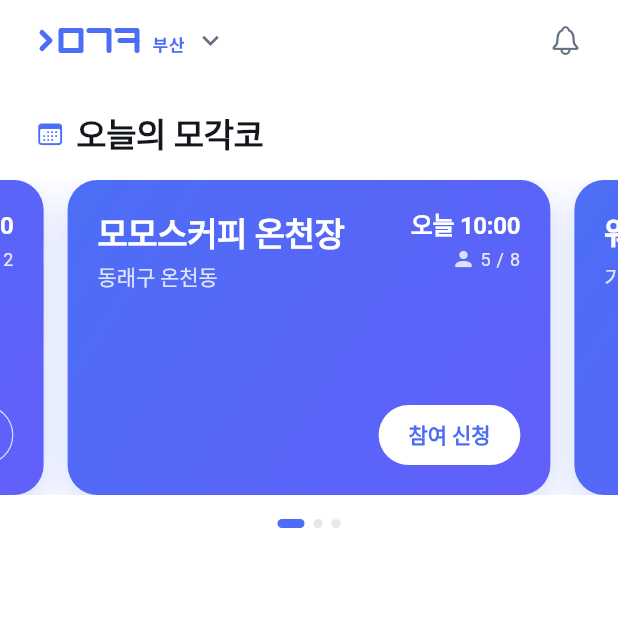
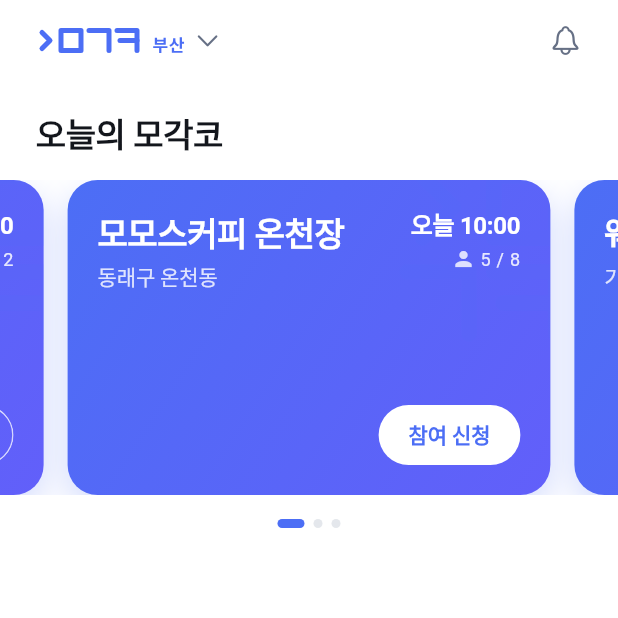
Before and after one commit to mogacko/mogakco-frontend, a Flutter app: the HomeScreen screen opened directly, on a phone screen of 412 x 824 dp, the top half of it. Run offline on Flutter 3.47's test engine with Material 3 defaults, Android fonts, the phone set to English and light mode, and no system bars; our stand-ins replace flutter_riverpod, flutter_svg, go_router; Roboto replaces fonts that are missing (Pretendard).

Commit message:
style: 구획 제목의 아이콘을 걷어내고 chevron 을 SF Symbols 로 통일
- 제목이 이미 무엇인지 말하고 있어 앞에 아이콘을 두면 장식만 늘었다
- chevron 을 CupertinoIcons.chevron_down 으로 바꿔 탭 바·알림과 계열을 맞췄다.
  획이 얇아 크기는 한 단계 줄였다

테스트 115개 통과

```diff
--- a/app/lib/features/home/presentation/home_screen.dart
+++ b/app/lib/features/home/presentation/home_screen.dart
@@ -1,4 +1,3 @@
-import 'package:flutter/cupertino.dart' show CupertinoIcons;
 import 'package:flutter/material.dart';
 import 'package:flutter_riverpod/flutter_riverpod.dart';
 
@@ -65,19 +64,13 @@ class _SectionTitle extends StatelessWidget {
 
   @override
   Widget build(BuildContext context) {
-    final colors = context.colors;
-
+    // 아이콘을 붙이지 않는다. 제목이 이미 무엇인지 말하고 있어서
+    // 앞에 그림을 하나 더 두면 장식만 는다.
     return Padding(
       padding: const EdgeInsets.symmetric(
         horizontal: AppSpacing.screenHorizontal,
       ),
-      child: Row(
-        children: [
-          Icon(CupertinoIcons.calendar, size: 19, color: colors.primary),
-          const SizedBox(width: AppSpacing.sm),
-          Text(title, style: context.texts.headlineMedium),
-        ],
-      ),
+      child: Text(title, style: context.texts.headlineMedium),
     );
   }
 }
--- a/app/lib/features/home/presentation/widgets/home_header.dart
+++ b/app/lib/features/home/presentation/widgets/home_header.dart
@@ -161,8 +161,10 @@ class _ChapterMenu extends StatelessWidget {
             turns: open ? 0.5 : 0,
             duration: const Duration(milliseconds: 200),
             child: Icon(
-              Icons.keyboard_arrow_down,
-              size: AppSize.iconMd,
+              // SF Symbols 계열은 획이 얇아 Material 아이콘보다 작게 둬야
+              // 로고 옆에서 어울린다.
+              CupertinoIcons.chevron_down,
+              size: AppSize.iconSm,
               color: colors.textSecondary,
             ),
           ),
```
Also changed, not shown: 5 other files.
